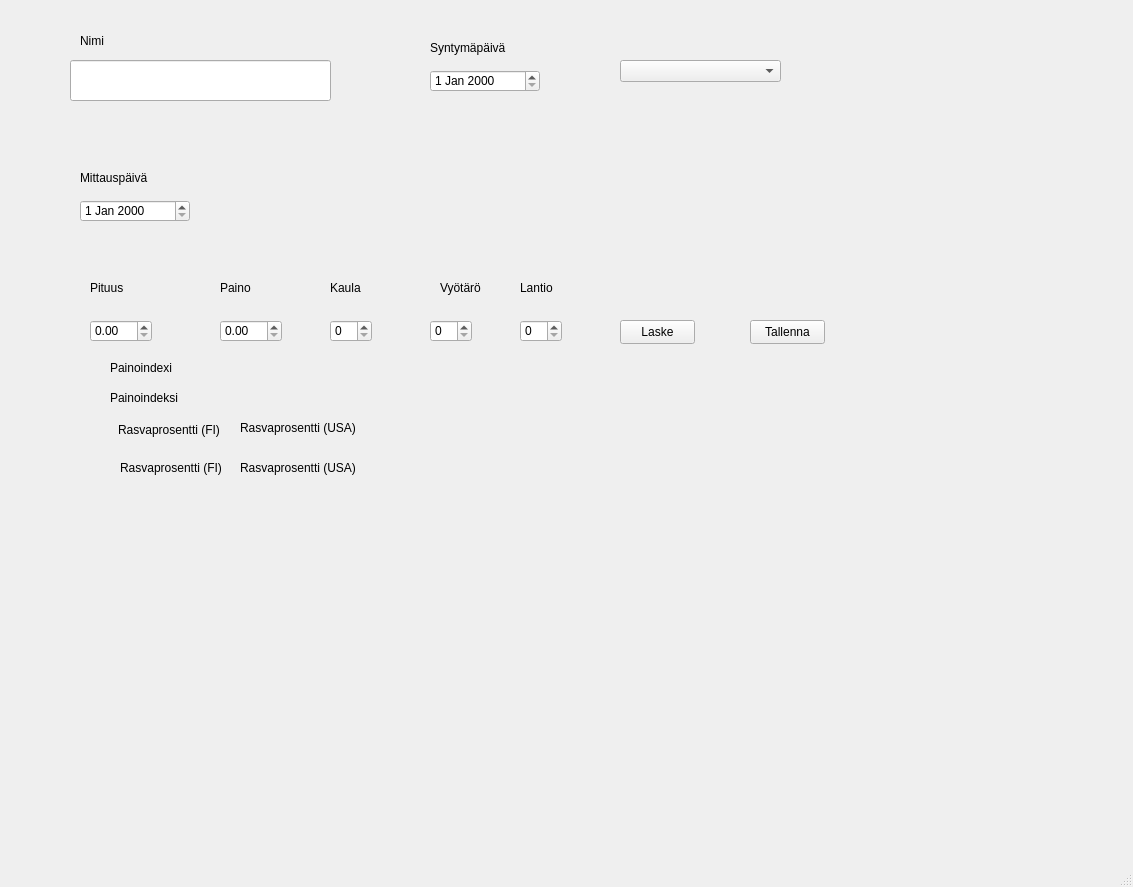
Before: the Qt Designer form Main.ui in Sandrowue/FitnessGUI, drawn with Qt 5.
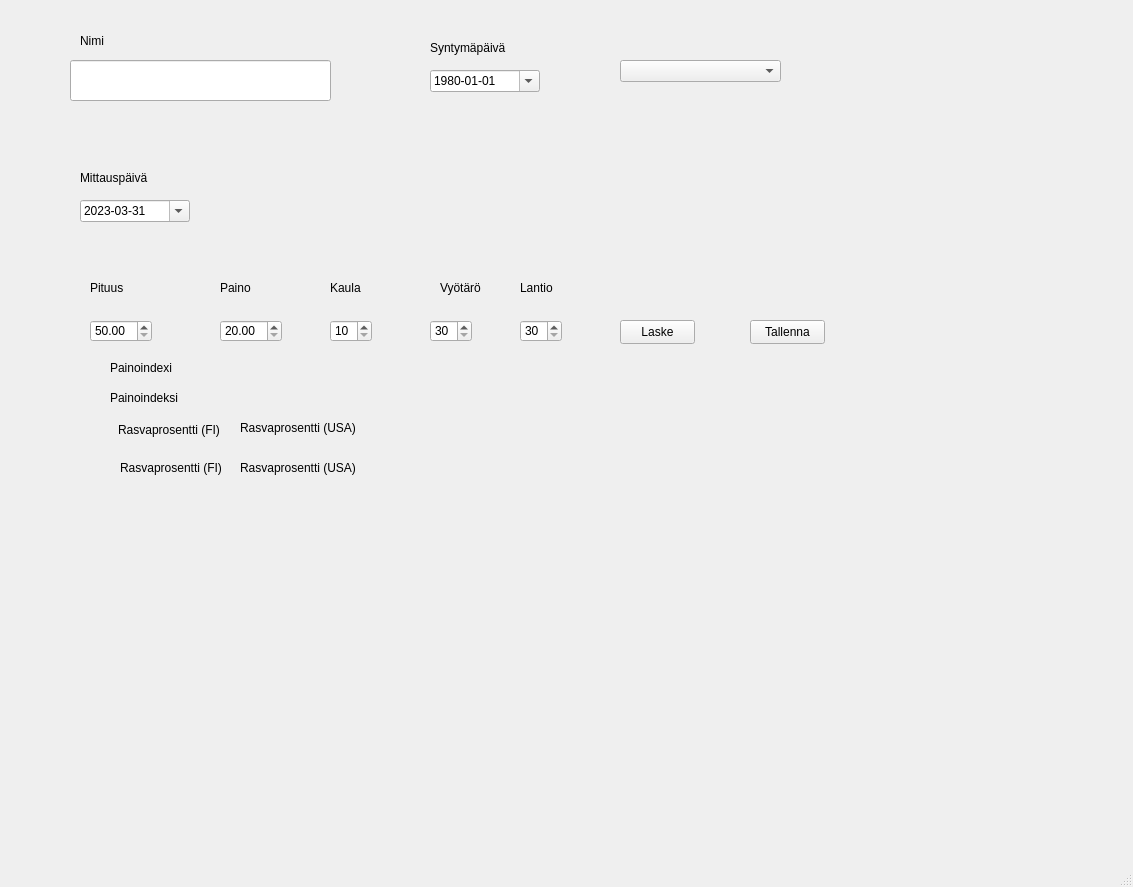
After: the same form once the commit is applied.

Commit message: Ajan tasolla

What changed in the file:
```diff
--- a/Main.ui
+++ b/Main.ui
@@ -23,6 +23,22 @@
       <height>22</height>
      </rect>
     </property>
+    <property name="locale">
+     <locale language="Finnish" country="Finland"/>
+    </property>
+    <property name="displayFormat">
+     <string>yyyy-MM-dd</string>
+    </property>
+    <property name="calendarPopup">
+     <bool>true</bool>
+    </property>
+    <property name="date">
+     <date>
+      <year>1980</year>
+      <month>1</month>
+      <day>1</day>
+     </date>
+    </property>
    </widget>
    <widget class="QDoubleSpinBox" name="weightDoubleSpinBox">
     <property name="geometry">
@@ -33,6 +49,12 @@
       <height>22</height>
      </rect>
     </property>
+    <property name="minimum">
+     <double>20.000000000000000</double>
+    </property>
+    <property name="maximum">
+     <double>400.000000000000000</double>
+    </property>
    </widget>
    <widget class="QLabel" name="rasvaprosentti_FI_label_2">
     <property name="geometry">
@@ -56,6 +78,12 @@
       <height>22</height>
      </rect>
     </property>
+    <property name="minimum">
+     <number>10</number>
+    </property>
+    <property name="maximum">
+     <number>100</number>
+    </property>
    </widget>
    <widget class="QDateEdit" name="weighingDateEdit">
     <property name="geometry">
@@ -66,6 +94,22 @@
       <height>22</height>
      </rect>
     </property>
+    <property name="locale">
+     <locale language="Finnish" country="Finland"/>
+    </property>
+    <property name="displayFormat">
+     <string>yyyy-MM-dd</string>
+    </property>
+    <property name="calendarPopup">
+     <bool>true</bool>
+    </property>
+    <property name="date">
+     <date>
+      <year>2023</year>
+      <month>3</month>
+      <day>31</day>
+     </date>
+    </property>
    </widget>
    <widget class="QPushButton" name="laskePushButton">
     <property name="geometry">
@@ -167,6 +211,12 @@
       <height>22</height>
      </rect>
     </property>
+    <property name="minimum">
+     <number>30</number>
+    </property>
+    <property name="maximum">
+     <number>200</number>
+    </property>
    </widget>
    <widget class="QLabel" name="nameLabel">
     <property name="geometry">
@@ -226,6 +276,12 @@
       <height>22</height>
      </rect>
     </property>
+    <property name="minimum">
+     <double>50.000000000000000</double>
+    </property>
+    <property name="maximum">
+     <double>300.000000000000000</double>
+    </property>
    </widget>
    <widget class="QLabel" name="rasvaprosentti_USA_label">
     <property name="geometry">
@@ -288,6 +344,12 @@
       <height>22</height>
      </rect>
     </property>
+    <property name="minimum">
+     <number>30</number>
+    </property>
+    <property name="maximum">
+     <number>200</number>
+    </property>
    </widget>
    <widget class="QPushButton" name="savePushButton">
     <property name="geometry">
```
Left out of the diff: 10 changed lines with no effect on the pictures. The commit also changes 1 other file.
